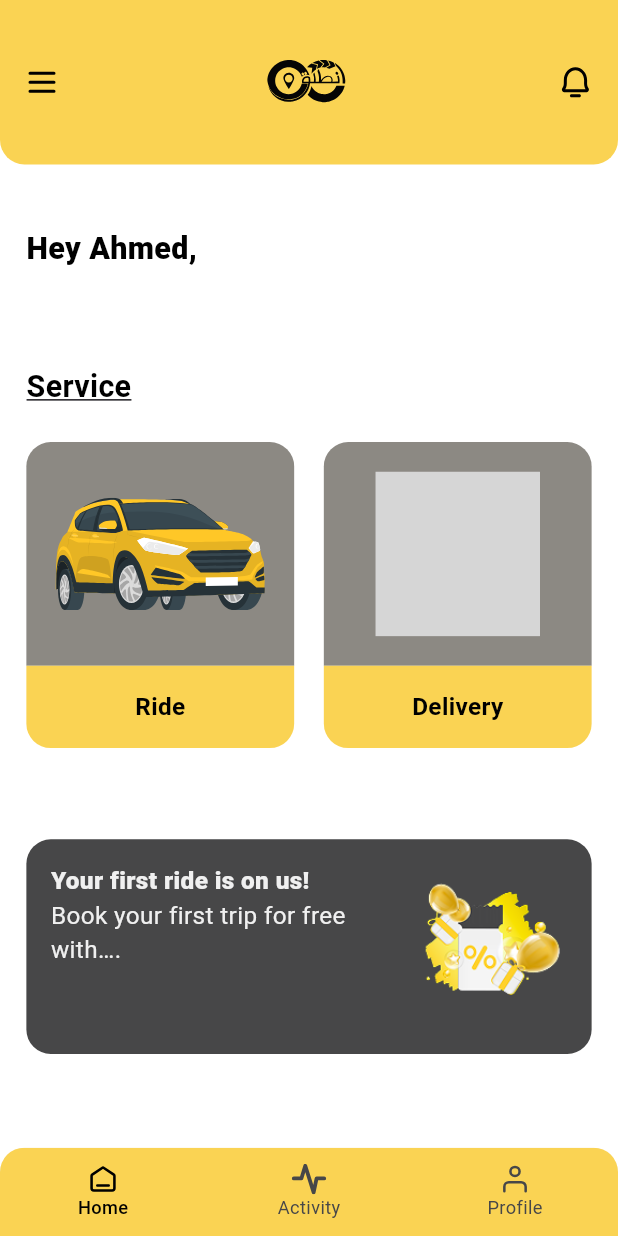
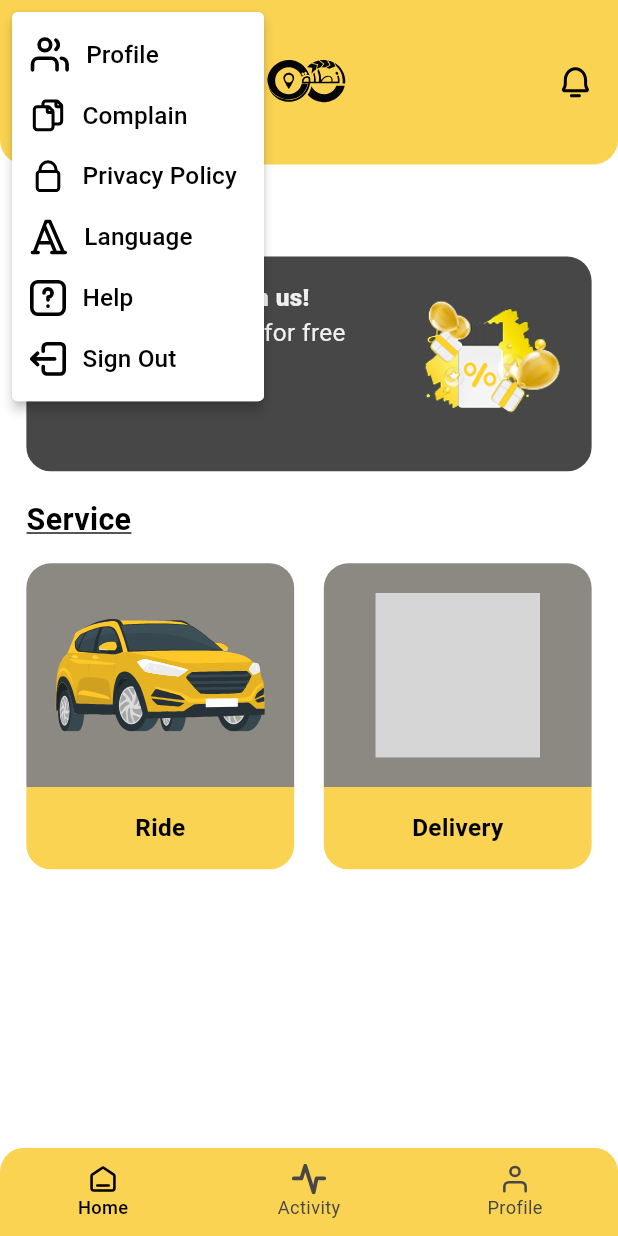
Before and after one commit to AhmedMahmoud2510/Intallek, a Flutter app: the AppNavigationBar screen opened by its route, after a tap on an icon or button, on a phone screen of 412 x 824 dp. Run offline on Flutter 3.47's test engine with Material 3 defaults, Android fonts, the phone set to English and light mode, and no system bars; our stand-ins replace flutter_bloc, flutter_easyloading, flutter_screenutil, flutter_secure_storage, flutter_styled_toast, flutter_svg and 4 more; accounts and stored records are empty; statements that could not run were skipped; grey boxes are pictures that could not be loaded.

Commit message:
Add unknown person image asset, refactor activity and profile pages, and implement home popup menu

```diff
--- a/lib/core/theme/assets.dart
+++ b/lib/core/theme/assets.dart
@@ -46,6 +46,8 @@ class Assets {
 
   static const String imagesPngStar = "assets/images/png/star.png";
 
+  static const String imagesPngUnknownPerson = "assets/images/png/unknownPerson.png";
+
   static const String imagesSvgCar = "assets/images/svg/Car.svg";
 
   static const String imagesSvgEdit = "assets/images/svg/edit.svg";
--- a/lib/features/client_app/activity/activity_page.dart
+++ b/lib/features/client_app/activity/activity_page.dart
@@ -17,7 +17,7 @@ class ActivityPage extends StatelessWidget {
         orderDate: 'Today',
         fromPlace: 'Jaddah',
         toPlace: 'Madinah',
-        price: '100',
+        price: '90',
         time: '40 min',
       ),
       ActivityCardModel(
@@ -30,72 +30,69 @@ class ActivityPage extends StatelessWidget {
       ActivityCardModel(
         orderDate: 'Today',
         fromPlace: 'Jaddah',
-        toPlace: 'Madinah',
-        price: '100',
-        time: '40 min',
+        toPlace: 'makkah',
+        price: '200',
+        time: '50 min',
       ),
     ];
     return Padding(
       padding: EdgeInsets.symmetric(horizontal: 16.w),
-      child: SingleChildScrollView(
-        child: Column(
-          crossAxisAlignment: CrossAxisAlignment.start,
-          children: [
-            20.verticalSpace,
-            Text(
+      child: CustomScrollView(
+        slivers: [
+          SliverToBoxAdapter(
+            child: Text(
               S.of(context)!.upcoming,
               style: AppStyle.black20W700Style.copyWith(
                 decoration: TextDecoration.underline,
                 height: 1.6.h,
               ),
             ),
-            20.verticalSpace,
-            Container(
+          ),
+          SliverList.builder(
+            itemCount: 1,
+            itemBuilder: (context, index) {
+              return Container(
+                margin: EdgeInsets.symmetric(vertical: 4.h),
+                height: 112.h,
                 decoration: BoxDecoration(
                   borderRadius: BorderRadius.circular(AppValues.radius),
-                border: Border.all(width: 0.5.w, color: AppColors.outlineColor),
+                  border: Border.all(
+                    width: 0.5.w,
+                    color: AppColors.outlineColor,
                   ),
-              child: ListView.separated(
-                physics: const NeverScrollableScrollPhysics(),
-                shrinkWrap: true,
-                separatorBuilder: (context, index) => const Divider(),
-                itemCount: 2,
-                itemBuilder: (context, index) {
-                  return Expanded(
+                ),
                 child: ItemCardDetailsWidget(card: cards[index]),
               );
             },
           ),
-            ),
-            20.verticalSpace,
-            Text(
+          SliverToBoxAdapter(
+            child: Text(
               S.of(context)!.past,
               style: AppStyle.black20W700Style.copyWith(
                 decoration: TextDecoration.underline,
                 height: 1.58.h,
               ),
             ),
-            20.verticalSpace,
-            Container(
+          ),
+          SliverList.builder(
+            itemCount: cards.length,
+            // separatorBuilder: (_, __) => const Divider(),
+            itemBuilder: (context, index) {
+              return Container(
+                margin: EdgeInsets.symmetric(vertical: 4.h),
+                height: 112.h,
                 decoration: BoxDecoration(
                   borderRadius: BorderRadius.circular(AppValues.radius),
-                border: Border.all(width: 0.5.w, color: AppColors.outlineColor),
+                  border: Border.all(
+                    width: 0.5.w,
+                    color: AppColors.outlineColor,
                   ),
-              child: ListView.separated(
-                physics: const NeverScrollableScrollPhysics(),
-                shrinkWrap: true,
-                separatorBuilder: (context, index) => const Divider(),
-                itemCount: 3,
-                itemBuilder: (context, index) {
-                  return Expanded(
+                ),
                 child: ItemCardDetailsWidget(card: cards[index]),
               );
             },
           ),
-            ),
-            40.verticalSpace,
         ],
-        ),
       ),
     );
   }
--- a/lib/features/client_app/activity/widgets/item_card_details_widget.dart
+++ b/lib/features/client_app/activity/widgets/item_card_details_widget.dart
@@ -9,9 +9,7 @@ class ItemCardDetailsWidget extends StatelessWidget {
   final ActivityCardModel card;
   @override
   Widget build(BuildContext context) {
-    return SizedBox(
-      height: 112.h,
-      child: Padding(
+    return Padding(
       padding: EdgeInsets.all(10.h),
       child: Column(
         crossAxisAlignment: CrossAxisAlignment.start,
@@ -83,7 +81,6 @@ class ItemCardDetailsWidget extends StatelessWidget {
           ),
         ],
       ),
-      ),
     );
   }
 }
--- a/lib/features/client_app/home/home_page.dart
+++ b/lib/features/client_app/home/home_page.dart
@@ -12,28 +12,28 @@ class HomePage extends StatelessWidget {
   @override
   Widget build(BuildContext context) {
     return Padding(
-      padding: EdgeInsets.all(16.w),
+      padding: EdgeInsets.symmetric(horizontal: 16.w),
       child: SingleChildScrollView(
         child: Column(
           crossAxisAlignment: CrossAxisAlignment.start,
           children: [
-            24.verticalSpace,
-
+            16.verticalSpace, //24
             /// User Name
             Text(
               '${S.of(context)!.hey} Ahmed,',
               style: AppStyle.headBoldTextStyle,
             ),
-            60.verticalSpace,
-
+            16.verticalSpace, //60
+            const OfferHomeWidget(),
+            16.verticalSpace, //60
             Text(
               S.of(context)!.service,
               style: AppStyle.black20W700Style.copyWith(
                 decoration: TextDecoration.underline,
-                height: 1.58.h,
+                height: 1.6.h,
               ),
             ),
-            20.verticalSpace,
+            12.verticalSpace, //20
             Row(
               spacing: 18.w,
               children: const [
@@ -42,7 +42,6 @@ class HomePage extends StatelessWidget {
               ],
             ),
             60.verticalSpace,
-            const OfferHomeWidget(),
           ],
         ),
       ),
--- a/lib/features/client_app/navigation_bar/app_navigation_bar.dart
+++ b/lib/features/client_app/navigation_bar/app_navigation_bar.dart
@@ -7,6 +7,7 @@ import 'package:intallek/core/theme/text_styles.dart';
 import 'package:intallek/core/widgets/svg_image_widget.dart';
 import 'package:intallek/features/client_app/activity/activity_page.dart';
 import 'package:intallek/features/client_app/home/home_page.dart';
+import 'package:intallek/features/client_app/navigation_bar/refactors/appbar/action_menu.dart';
 import 'package:intallek/features/client_app/profile/profile_page.dart';
 
 class AppNavigationBar extends StatefulWidget {
@@ -56,10 +57,8 @@ class _AppNavigationBarState extends State<AppNavigationBar> {
         shape: RoundedRectangleBorder(
           borderRadius: BorderRadius.vertical(bottom: Radius.circular(16.r)),
         ),
-        leading: IconButton(
-          onPressed: () {},
-          icon: const SvgImage(imagePath: Assets.imagesIconsMenu),
-        ),
+        leading:  homePopupMenuButton(context),
+
         actions: [
           12.horizontalSpace,
           IconButton(
--- /dev/null
+++ b/lib/features/client_app/navigation_bar/refactors/appbar/action_menu.dart
@@ -0,0 +1,105 @@
+import 'package:flutter/material.dart';
+import 'package:flutter_screenutil/flutter_screenutil.dart';
+import 'package:intallek/core/l10n/s.dart';
+import 'package:intallek/core/theme/assets.dart';
+import 'package:intallek/core/theme/colors.dart';
+import 'package:intallek/core/theme/text_styles.dart';
+import 'package:intallek/core/widgets/svg_image_widget.dart';
+
+PopupMenuButton<String> homePopupMenuButton(BuildContext context) {
+  return PopupMenuButton<String>(
+    icon: const SvgImage(imagePath: Assets.imagesIconsMenu),
+    iconColor: AppColors.forthColor,
+    constraints: BoxConstraints(minWidth: 140.w),
+    color: AppColors.scaffoldBackgroundLight,
+    shape: RoundedRectangleBorder(
+      side: const BorderSide(color: AppColors.scaffoldBackgroundLight),
+      borderRadius: BorderRadius.circular(4.r),
+    ),
+    onSelected: (value) {
+      if (value == 'profile') {
+      } else if (value == 'complain') {
+      } else if (value == 'privacy policy') {
+      } else if (value == 'language') {
+      } else if (value == 'help') {
+      } else if (value == 'sign out') {}
+    },
+    itemBuilder: (BuildContext context) {
+      return [
+        PopupMenuItem(
+          height: 40.h,
+          value: 'profile',
+          child: Row(
+            spacing: 10.w,
+            children: [
+              const SvgImage(imagePath: Assets.imagesIconsProfile),
+              Text(S.of(context)!.profile, style: AppStyle.black16W500Style),
+            ],
+          ),
+        ),
+
+        PopupMenuItem(
+          height: 40.h,
+          value: 'complain',
+          child: Row(
+            spacing: 10.w,
+            children: [
+              const SvgImage(imagePath: Assets.imagesIconsComplain),
+              Text(S.of(context)!.complain, style: AppStyle.black16W500Style),
+            ],
+          ),
+        ),
+
+        PopupMenuItem(
+          height: 40.h,
+          value: 'privacy policy',
+          child: Row(
+            spacing: 10.w,
+            children: [
+              const SvgImage(imagePath: Assets.imagesIconsLock),
+              Text(
+                S.of(context)!.privacyPolicy,
+                style: AppStyle.black16W500Style,
+              ),
+            ],
+          ),
+        ),
+        PopupMenuItem(
+          height: 40.h,
+          value: 'language',
+          child: Row(
+            spacing: 10.w,
+            children: [
+              const SvgImage(imagePath: Assets.imagesIconsLanguage),
+              Text(S.of(context)!.language, style: AppStyle.black16W500Style),
+            ],
+          ),
+        ),
+
+        PopupMenuItem(
+          height: 40.h,
+          value: 'help',
+          child: Row(
+            spacing: 10.w,
+            children: [
+              const SvgImage(imagePath: Assets.imagesIconsHelp),
+              Text(S.of(context)!.help, style: AppStyle.black16W500Style),
+            ],
+          ),
+        ),
+
+        PopupMenuItem(
+          height: 40.h,
+          value: 'sign out',
+          child: Row(
+            spacing: 10.w,
+            children: [
+              const SvgImage(imagePath: Assets.imagesIconsSignOut),
+              Text(S.of(context)!.signOut, style: AppStyle.black16W500Style),
+            ],
+          ),
+        ),
+      ];
+    },
+  );
+}
--- a/lib/features/client_app/profile/profile_page.dart
+++ b/lib/features/client_app/profile/profile_page.dart
@@ -1,6 +1,9 @@
 import 'package:flutter/material.dart';
 import 'package:flutter_screenutil/flutter_screenutil.dart';
+import 'package:intallek/core/l10n/s.dart';
 import 'package:intallek/core/theme/assets.dart';
+import 'package:intallek/core/theme/text_styles.dart';
+import 'package:intallek/core/widgets/custom_primary_botton.dart';
 import 'package:intallek/core/widgets/svg_image_widget.dart';
 
 class ProfilePage extends StatelessWidget {
@@ -11,6 +14,8 @@ class ProfilePage extends StatelessWidget {
     return Padding(
       padding: EdgeInsets.symmetric(horizontal: 16.w),
       child: Column(
+        spacing: 12.h,
+        crossAxisAlignment: CrossAxisAlignment.start,
         children: [
           Row(
             mainAxisAlignment: MainAxisAlignment.end,
@@ -19,7 +24,52 @@ class ProfilePage extends StatelessWidget {
                 onPressed: () {},
                 icon: const SvgImage(imagePath: Assets.imagesSvgEdit),
               ),
-
+              Text(S.of(context)!.edit, style: AppStyle.black16W700Style),
+              12.horizontalSpace,
+            ],
+          ),
+          Row(
+            children: [
+              Image.asset(
+                Assets.imagesPngUnknownPerson,
+                height: 74.h,
+                width: 74.w,
+              ),
+              16.horizontalSpace,
+              Column(
+                children: [
+                  Text('Ahmed Mahmoud', style: AppStyle.headBoldTextStyle),
+                  Row(
+                    spacing: 10.w,
+                    children: [
+                      Image.asset(Assets.imagesPngStar, height: 22.h),
+                      Text(
+                        '4.6',
+                        style: AppStyle.gray14W400Style.copyWith(
+                          fontSize: 16.sp,
+                        ),
+                      ),
+                    ],
+                  ),
+                ],
+              ),
+            ],
+          ),
+          20.verticalSpace, //50
+          CustomPrimaryBotton(text: S.of(context)!.activity, onPressed: () {}),
+          20.verticalSpace,
+          Text('First name', style: AppStyle.black16W700Style),
+          Text('Ahmed', style: AppStyle.gray14W400Style),
+          Text('Last name', style: AppStyle.black16W700Style),
+          Text('Mahmoud', style: AppStyle.gray14W400Style),
+          Text(S.of(context)!.phoneNumber, style: AppStyle.black16W700Style),
+          Text('05051612412', style: AppStyle.gray14W400Style),
+          20.verticalSpace,
+          Row(
+            spacing: 12.w,
+            children: [
+              const Icon(Icons.delete_outlined),
+              Text('Delete Account', style: AppStyle.black16W700Style),
             ],
           ),
         ],
--- a/lib/features/onboarding/widgets/onboared_text.dart
+++ b/lib/features/onboarding/widgets/onboared_text.dart
@@ -1,4 +1,5 @@
 import 'package:flutter/material.dart';
+import 'package:flutter_screenutil/flutter_screenutil.dart';
 import 'package:intallek/core/l10n/s.dart';
 import 'package:intallek/core/theme/text_styles.dart';
 
@@ -18,7 +19,7 @@ class OnboaredText extends StatelessWidget {
               : index == 1
               ? S.of(context)!.onboarding2
               : S.of(context)!.onboarding3,
-          style: AppStyle.headBoldTextStyle,
+          style: AppStyle.headBoldTextStyle.copyWith(height: 1.h),
         ),
       ),
     );
```
Also changed, not shown: assets/images/png/unknownPerson.png (added). Lines whose indentation alone changed are shown as unchanged.
